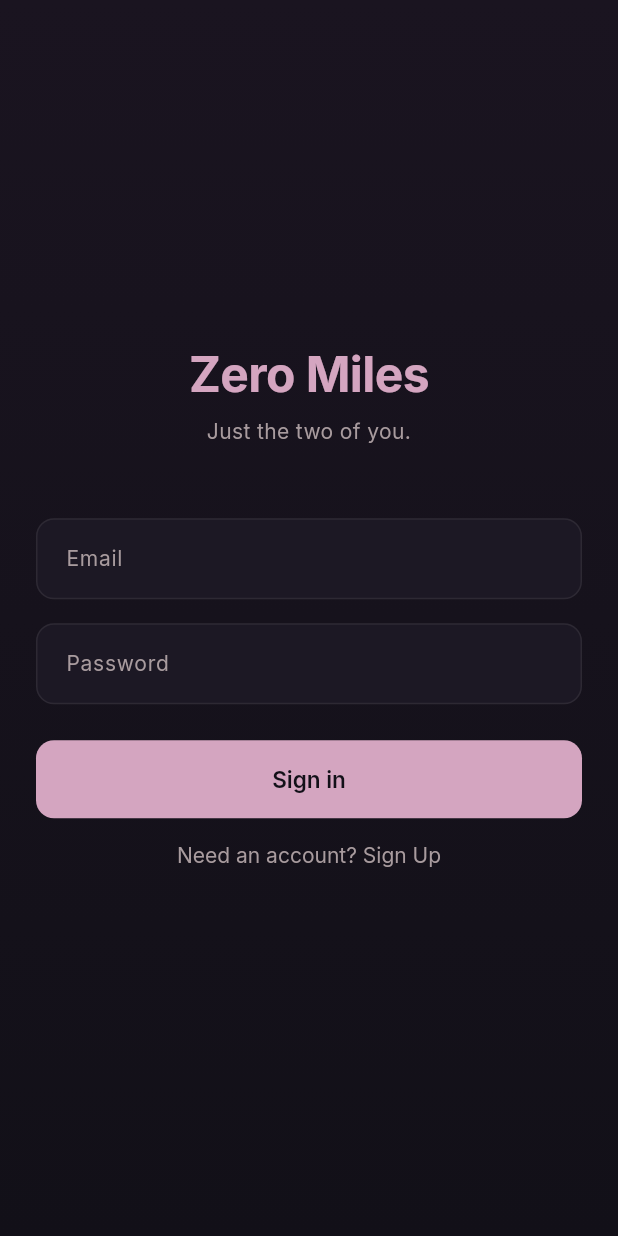
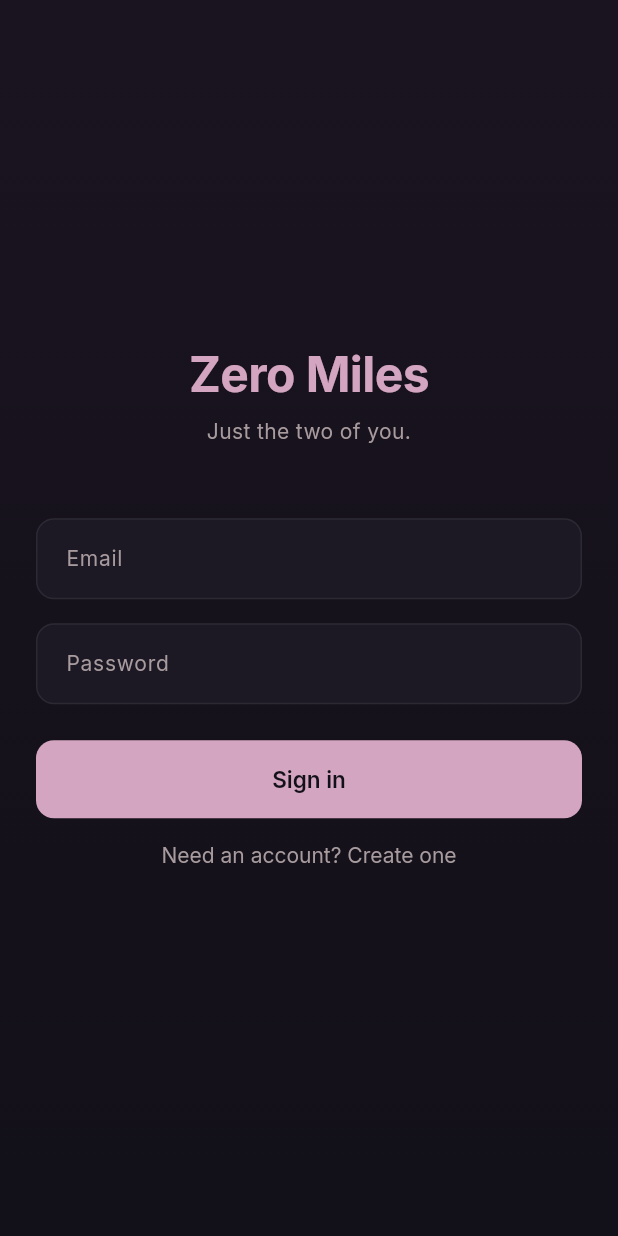
Before and after one commit to RAVImitte/Zer0Mi1es, a Flutter app: the screen it shows after launch, on a phone screen of 412 x 824 dp. Run offline on Flutter 3.47's test engine with Material 3 defaults, Android fonts, the phone set to English and light mode, and no system bars; our stand-ins replace emoji_picker_flutter, firebase_core, firebase_messaging, flutter_animate, flutter_colorpicker, flutter_local_notifications and 9 more; missing offline and left inert: gal, home_widget, record; accounts and stored records are empty; generated files the repository leaves out were written again.

Commit message:
auth: quieter create-account toggle

```diff
--- a/appcode/lib/features/auth/presentation/auth_screen.dart
+++ b/appcode/lib/features/auth/presentation/auth_screen.dart
@@ -122,7 +122,7 @@ class _AuthScreenState extends ConsumerState<AuthScreen> {
                   });
                 },
                 child: Text(
-                  _isLogin ? 'Need an account? Sign Up' : 'Already have an account? Login',
+                  _isLogin ? 'Need an account? Create one' : 'Already here? Sign in',
                   style: const TextStyle(color: AppColors.textSecondary),
                 ),
               ),
```
